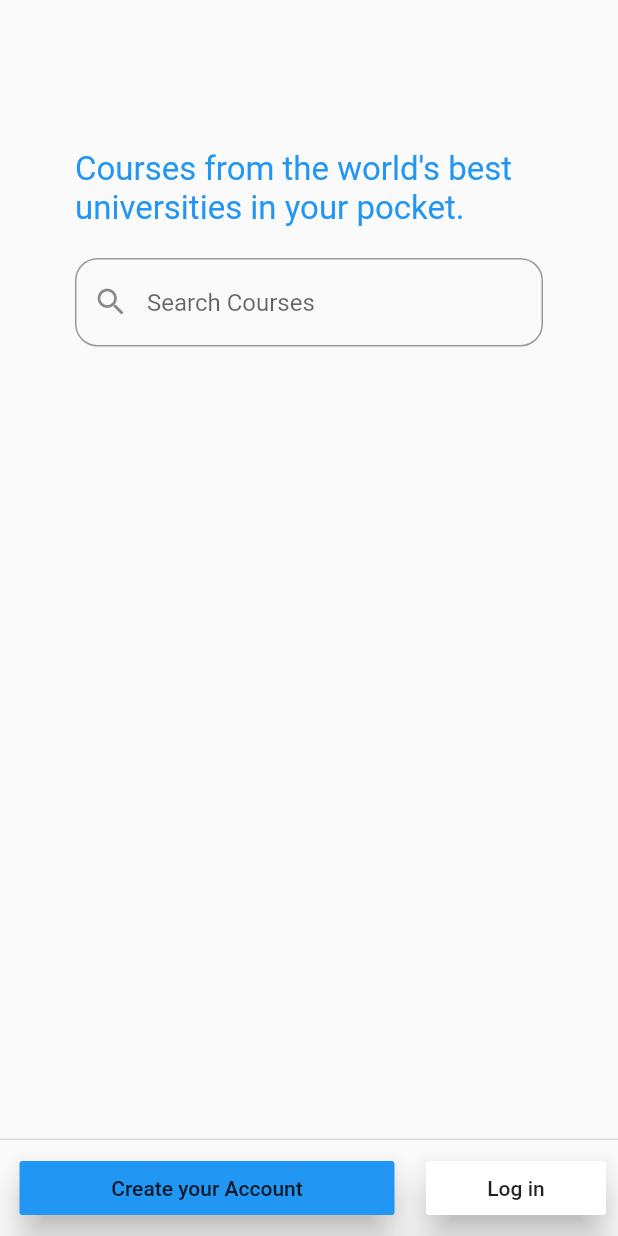
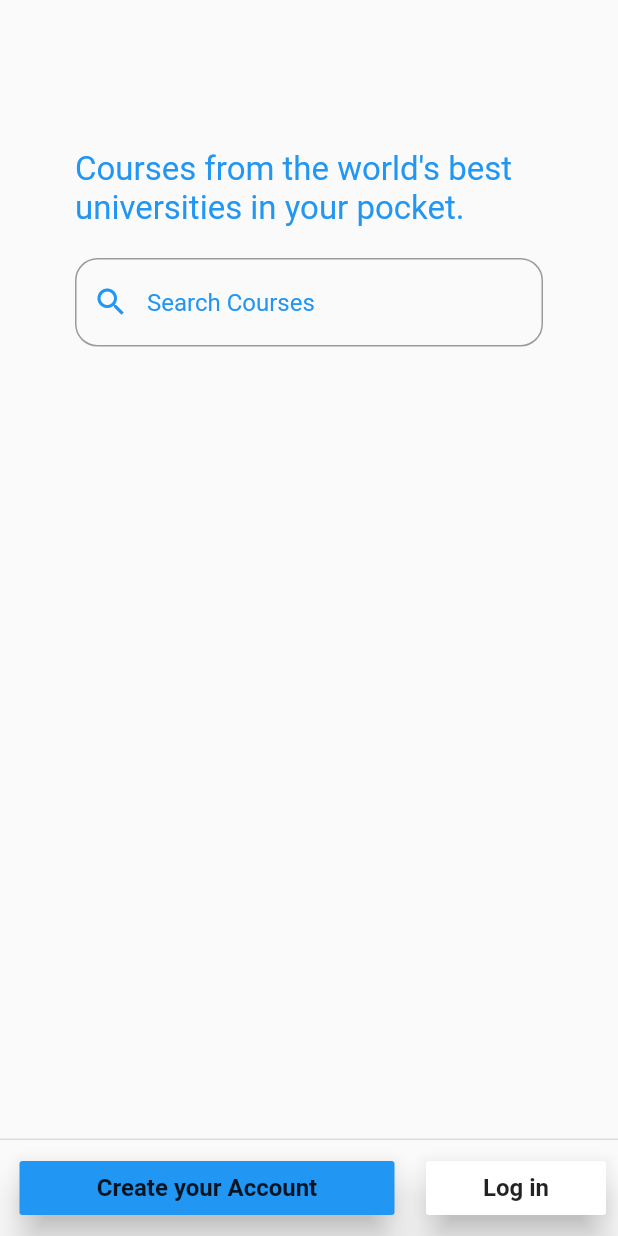
Before and after one commit to 3Console/edX, a Flutter app: the screen it shows after launch, on a phone screen of 412 x 824 dp. Run offline on Flutter 3.47's test engine with Material 2 defaults, Android fonts, the phone set to English and light mode, and no system bars; our stand-ins replace firebase_auth, flutter_spinkit; accounts and stored records are empty.

Commit message:
Update welcome screen

```diff
--- a/lib/pages/home/welcome.dart
+++ b/lib/pages/home/welcome.dart
@@ -18,8 +18,11 @@ class WelcomePage extends StatelessWidget {
             SizedBox(height: 20),
             TextFormField(
               decoration: InputDecoration(
-                prefixIcon: Icon(Icons.search),
+                prefixIcon: Icon(
+                  Icons.search,
+                  color: Colors.blue),
                 hintText: 'Search Courses',
+                hintStyle: TextStyle(color: Colors.blue),
                 border: OutlineInputBorder(
                     borderSide: BorderSide(color: Colors.blue, width: 32.0),
                     borderRadius: BorderRadius.circular(15.0)),
@@ -45,7 +48,9 @@ class WelcomePage extends StatelessWidget {
             },
             elevation: 10,
             color: Colors.blue,
-            child: Text('Create your Account'),
+            child: Text('Create your Account',
+                style: TextStyle(fontSize: 16, fontWeight: FontWeight.bold)
+            ),
           ),
         ),
         SizedBox(width: 5),
@@ -62,7 +67,9 @@ class WelcomePage extends StatelessWidget {
             },
             elevation: 10,
             color: Colors.white,
-            child: Text('Log in'),
+            child: Text('Log in',
+                style: TextStyle(fontSize: 16, fontWeight: FontWeight.bold)
+            ),
           ),
         ),
       ],
```
